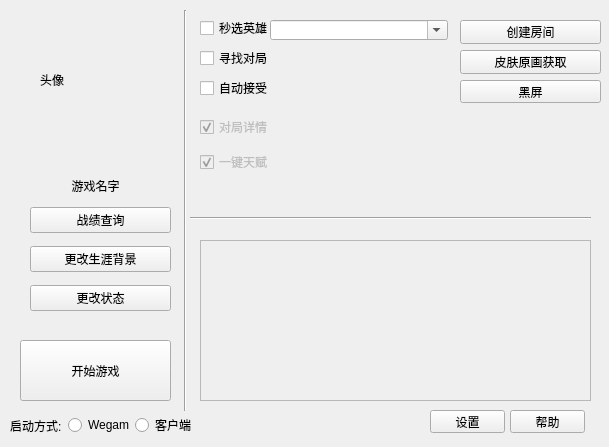
Before: the Qt Designer form lolapi.ui in Vixiu/lolapi, drawn with Qt 5.
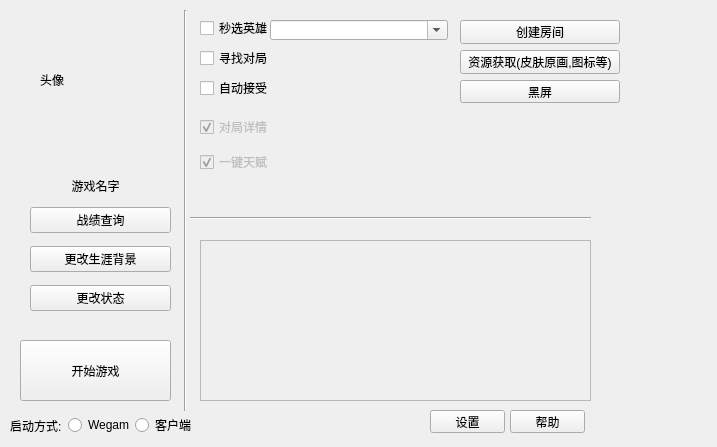
After: the same form once the commit is applied. Icons and pictures are not drawn.

```diff
--- a/lolapi.ui
+++ b/lolapi.ui
@@ -9,7 +9,7 @@
    <rect>
     <x>0</x>
     <y>0</y>
-    <width>609</width>
+    <width>717</width>
     <height>447</height>
    </rect>
   </property>
@@ -121,7 +121,7 @@
     <rect>
      <x>460</x>
      <y>20</y>
-     <width>141</width>
+     <width>160</width>
      <height>83</height>
     </rect>
    </property>
@@ -136,7 +136,7 @@
     <item>
      <widget class="QPushButton" name="pushButton">
       <property name="text">
-       <string>皮肤原画获取</string>
+       <string>资源获取(皮肤原画,图标等)</string>
       </property>
      </widget>
     </item>
```
Left out of the diff: 2 changed lines with no effect on the pictures.
